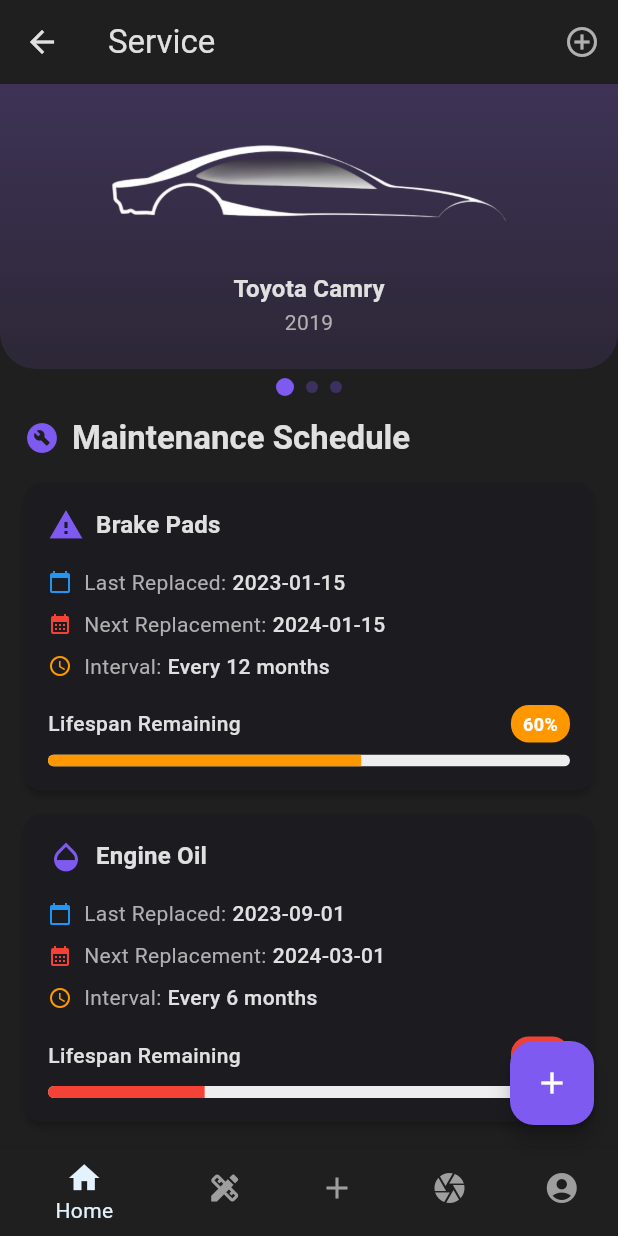
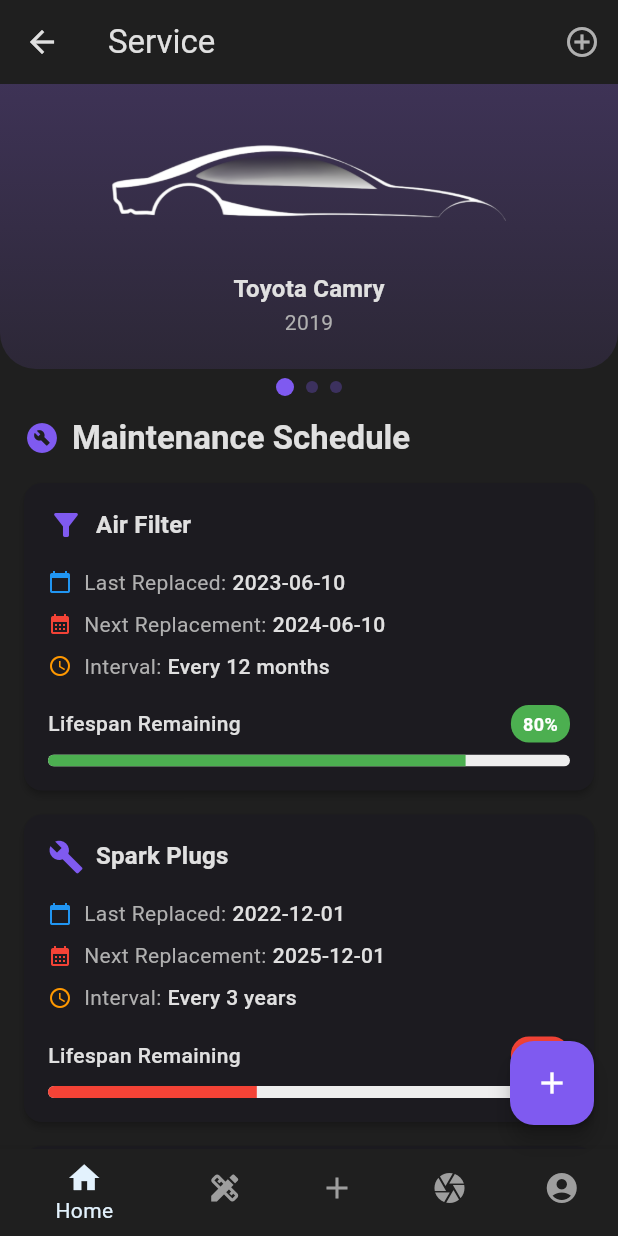
Before and after one commit to codemanbh/Garagecom, a Flutter app: the ServicePage screen opened by its route, on a phone screen of 412 x 824 dp. Run offline on Flutter 3.47's test engine with Material 3 defaults, Android fonts, the phone set to English and light mode, and no system bars; our stand-ins replace cookie_jar, dio, dio_cookie_manager, flutter_dotenv, image_picker, shared_preferences; accounts and stored records are empty.

Commit message:
swap between cars

```diff
--- a/lib/models/CarPart.dart
+++ b/lib/models/CarPart.dart
@@ -13,6 +13,7 @@
   String? notes;
   String? warrantyExpiryDate;
   String? storeLocation;
+  final int carId; // Car identifier
 
   CarPart({
     this.partName,
@@ -26,7 +27,8 @@
     this.lifespanProgress,
     this.notes,
     this.warrantyExpiryDate,
-    this.storeLocation, required int carId,
+    this.storeLocation,
+    required this.carId,
   });
 
   int? get replacementIntervalMonths => null;
--- a/lib/models/ServiceParts.dart
+++ b/lib/models/ServiceParts.dart
@@ -2,21 +2,90 @@
 
 class ServiceParts {
   List<CarPart> parts = [
+    // 🚗 Car ID: 0 - Toyota Camry
     CarPart(
-      carId: 1,  // Added the required carId parameter
+      carId: 0,
+      partName: 'Air Filter',
+      lastReplacedDate: '2023-06-10',
+      nextReplacedDate: '2024-06-10',
+      replacementInterval: 'Every 12 months',
+      lifespanProgress: 0.8,
+    ),
+    CarPart(
+      carId: 0,
+      partName: 'Spark Plugs',
+      lastReplacedDate: '2022-12-01',
+      nextReplacedDate: '2025-12-01',
+      replacementInterval: 'Every 3 years',
+      lifespanProgress: 0.4,
+    ),
+    CarPart(
+      carId: 0,
+      partName: 'Cabin Filter',
+      lastReplacedDate: '2024-01-01',
+      nextReplacedDate: '2025-01-01',
+      replacementInterval: 'Every 12 months',
+      lifespanProgress: 1.0,
+    ),
+
+    // 🚘 Car ID: 1 - Honda Accord
+    CarPart(
+      carId: 1,
       partName: 'Brake Pads',
       lastReplacedDate: '2023-01-15',
       nextReplacedDate: '2024-01-15',
       replacementInterval: 'Every 12 months',
-      lifespanProgress: 0.6, // 60% lifespan remaining
+      lifespanProgress: 0.6,
     ),
     CarPart(
-      carId: 1,  // Added the required carId parameter
-      partName: 'Engine Oil',
+      carId: 1,
+      partName: 'Transmission Fluid',
+      lastReplacedDate: '2023-08-20',
+      nextReplacedDate: '2026-08-20',
+      replacementInterval: 'Every 3 years',
+      lifespanProgress: 0.7,
+    ),
+    CarPart(
+      carId: 1,
+      partName: 'Wiper Blades',
+      lastReplacedDate: '2024-02-15',
+      nextReplacedDate: '2025-02-15',
+      replacementInterval: 'Every 12 months',
+      lifespanProgress: 0.95,
+    ),
+
+    // ⚡ Car ID: 2 - Tesla Model 3
+    CarPart(
+      carId: 2,
+      partName: 'Cabin Air Filter',
+      lastReplacedDate: '2023-04-01',
+      nextReplacedDate: '2024-04-01',
+      replacementInterval: 'Every 12 months',
+      lifespanProgress: 0.5,
+    ),
+    CarPart(
+      carId: 2,
+      partName: 'Battery Coolant',
+      lastReplacedDate: '2022-05-10',
+      nextReplacedDate: '2026-05-10',
+      replacementInterval: 'Every 4 years',
+      lifespanProgress: 0.6,
+    ),
+    CarPart(
+      carId: 2,
+      partName: 'Tire Rotation',
+      lastReplacedDate: '2024-03-01',
+      nextReplacedDate: '2024-06-01',
+      replacementInterval: 'Every 3 months',
+      lifespanProgress: 0.3,
+    ),
+    CarPart(
+      carId: 2,
+      partName: 'Engine Oil', // Even EVs might log synthetic for reference
       lastReplacedDate: '2023-09-01',
       nextReplacedDate: '2024-03-01',
       replacementInterval: 'Every 6 months',
-      lifespanProgress: 0.3, // 30% lifespan remaining
+      lifespanProgress: 0.3,
     ),
   ];
 
--- a/lib/pages/ServicePage.dart
+++ b/lib/pages/ServicePage.dart
@@ -15,21 +15,23 @@
   final ServiceParts serviceParts = ServiceParts();
   int currentCarIndex = 0;
 
-  // Sample cars data - replace with your actual data source
   final List<Map<String, dynamic>> userCars = [
     {
+      'id': 0,
       'name': 'Toyota Camry',
       'year': '2019',
       'icon': Icons.directions_car,
       'color': Colors.blue,
     },
     {
+      'id': 1,
       'name': 'Honda Accord',
       'year': '2020',
       'icon': Icons.time_to_leave,
       'color': Colors.red,
     },
     {
+      'id': 2,
       'name': 'Tesla Model 3',
       'year': '2022',
       'icon': Icons.electric_car,
@@ -38,7 +40,11 @@
   ];
 
   void goToAddPartPage() {
-    Navigator.of(context).pushNamed('/AddPartPage');
+    final currentCarId = userCars[currentCarIndex]['id'];
+    Navigator.of(context).pushNamed(
+      '/AddPartPage',
+      arguments: currentCarId,
+    );
   }
 
   void goToPartDetailsPage(CarPart part) {
@@ -51,9 +57,13 @@
 
   @override
   Widget build(BuildContext context) {
-    final List<CarPart> carParts = serviceParts.parts;
     final theme = Theme.of(context);
     final colorScheme = theme.colorScheme;
+    final currentCarId = userCars[currentCarIndex]['id'];
+
+    final List<CarPart> carParts = serviceParts.parts
+        .where((part) => part.carId == currentCarId)
+        .toList();
 
     return Scaffold(
       appBar: AppBar(
@@ -69,7 +79,6 @@
       body: SafeArea(
         child: Column(
           children: [
-            // Car selection carousel - reduced height by a small amount
             Container(
               height: 190,
               decoration: BoxDecoration(
@@ -100,7 +109,6 @@
                     child: Column(
                       mainAxisAlignment: MainAxisAlignment.center,
                       children: [
-                        // Car image - reduced height slightly
                         Container(
                           height: 90,
                           width: 500,
@@ -113,16 +121,12 @@
                               'assets/Made with insMind-car-icon-3657902_1280.png',
                               fit: BoxFit.cover,
                               errorBuilder: (context, error, stackTrace) {
-                                print('Error loading image: $error');
-                                return Container(
-
-                                );
+                                return Container();
                               },
                             ),
                           ),
                         ),
                         const SizedBox(height: 14),
-                        // Car name and year
                         Text(
                           car['name'] ?? 'Unknown Car',
                           style: theme.textTheme.titleMedium?.copyWith(
@@ -142,8 +146,6 @@
                 },
               ),
             ),
-
-            // Page indicator dots - reduced padding
             Padding(
               padding: const EdgeInsets.all(6.0),
               child: Row(
@@ -164,8 +166,6 @@
                 ),
               ),
             ),
-
-            // Maintenance schedule title
             Padding(
               padding: const EdgeInsets.fromLTRB(16, 8, 16, 0),
               child: Row(
@@ -184,8 +184,6 @@
                 ],
               ),
             ),
-
-            // Parts list
             Expanded(
               child: carParts.isEmpty
                   ? Center(
@@ -238,7 +236,6 @@
                               child: Column(
                                 crossAxisAlignment: CrossAxisAlignment.start,
                                 children: [
-                                  // Part name
                                   Row(
                                     children: [
                                       Icon(
@@ -255,8 +252,6 @@
                                     ],
                                   ),
                                   const SizedBox(height: 16.0),
-
-                                  // Last Replaced Date with Icon
                                   _buildInfoRow(
                                     Icons.calendar_today,
                                     'Last Replaced:',
@@ -265,8 +260,6 @@
                                     theme,
                                   ),
                                   const SizedBox(height: 8.0),
-
-                                  // Next Replaced Date with Icon
                                   _buildInfoRow(
                                     Icons.calendar_month,
                                     'Next Replacement:',
@@ -275,8 +268,6 @@
                                     theme,
                                   ),
                                   const SizedBox(height: 8.0),
-
-                                  // Replacement Interval with Icon
                                   _buildInfoRow(
                                     Icons.schedule,
                                     'Interval:',
@@ -285,8 +276,6 @@
                                     theme,
                                   ),
                                   const SizedBox(height: 16.0),
-
-                                  // Progress Indicator
                                   Column(
                                     crossAxisAlignment: CrossAxisAlignment.start,
                                     children: [
@@ -310,7 +299,7 @@
                                             ),
                                             child: Text(
                                               '${(part.lifespanProgress! * 100).toStringAsFixed(0)}%',
-                                              style: TextStyle(
+                                              style: const TextStyle(
                                                 color: Colors.white,
                                                 fontWeight: FontWeight.bold,
                                                 fontSize: 12,
@@ -352,7 +341,8 @@
     );
   }
 
-  Widget _buildInfoRow(IconData icon, String label, String value, Color iconColor, ThemeData theme) {
+  Widget _buildInfoRow(
+      IconData icon, String label, String value, Color iconColor, ThemeData theme) {
     return Row(
       children: [
         Icon(icon, size: 16.0, color: iconColor),
@@ -377,19 +367,13 @@
     );
   }
 
-  // Helper function to determine progress bar color
   Color _getProgressColor(double? progress) {
     if (progress == null) return Colors.grey;
-    if (progress > 0.75) {
-      return Colors.green;
-    } else if (progress > 0.5) {
-      return Colors.orange;
-    } else {
-      return Colors.red;
-    }
+    if (progress > 0.75) return Colors.green;
+    if (progress > 0.5) return Colors.orange;
+    return Colors.red;
   }
 
-  // Helper function to get appropriate icon for part
   IconData _getPartIcon(String partName) {
     final lowerName = partName.toLowerCase();
     if (lowerName.contains('oil')) return Icons.opacity;
@@ -398,7 +382,6 @@
     if (lowerName.contains('tire') || lowerName.contains('wheel')) return Icons.tire_repair;
     if (lowerName.contains('battery')) return Icons.battery_full;
     if (lowerName.contains('light') || lowerName.contains('bulb')) return Icons.lightbulb;
-    // Default icon
     return Icons.build;
   }
 }
```
